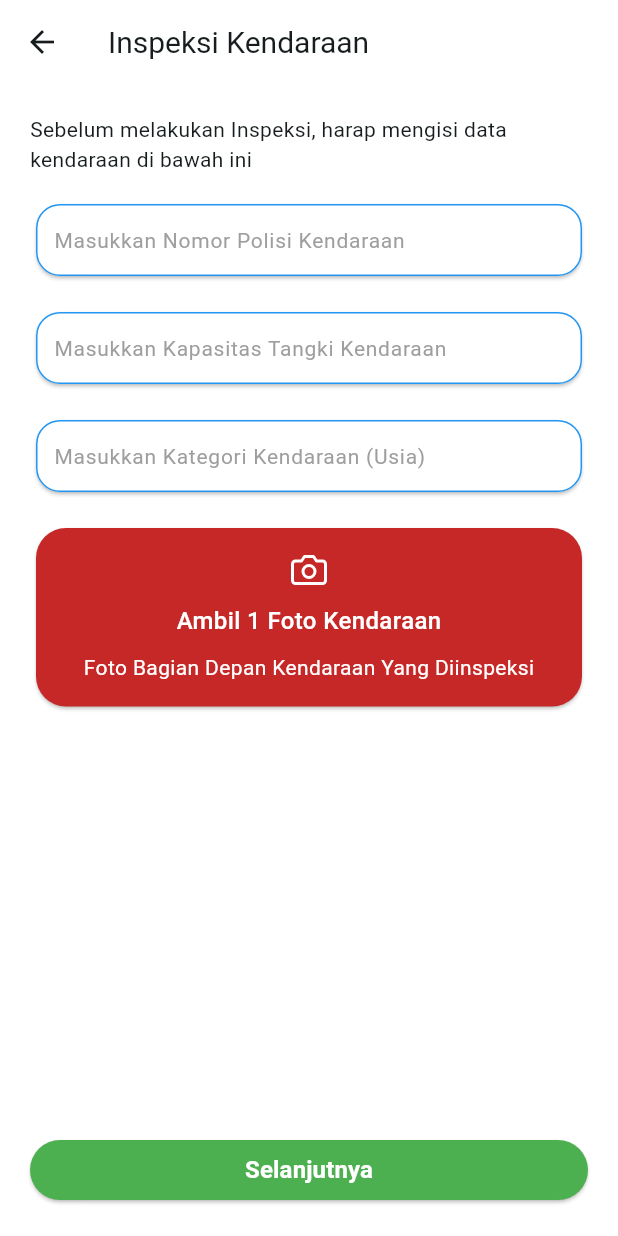
After one commit to Chevyosa/petrosafe_app, a Flutter app: the InspectionContent screen opened directly, on a phone screen of 412 x 824 dp. The commit adds this screen. Run offline on Flutter 3.47's test engine with Material 3 defaults, Android fonts, the phone set to English and light mode, and no system bars; our stand-ins replace flutter_feather_icons.

Commit message:
Created Inspection Page

```diff
--- a/lib/pages/page_main.dart
+++ b/lib/pages/page_main.dart
@@ -1,6 +1,7 @@
 import 'package:flutter/material.dart';
 import 'package:flutter_feather_icons/flutter_feather_icons.dart';
 import 'package:petrosafe_app/widgets/home/content_home.dart';
+import 'package:petrosafe_app/widgets/inspection/content_inspection.dart';
 import 'package:petrosafe_app/widgets/settings/content_settings.dart';
 
 class MainPage extends StatefulWidget {
@@ -13,11 +14,7 @@ class MainPage extends StatefulWidget {
 class _MainPageState extends State<MainPage> {
   int _selectedIndex = 0;
 
-  final List<Widget> _pages = const [
-    HomeContent(),
-    Center(child: Text("Attendance Page")),
-    SettingsContent(),
-  ];
+  final List<Widget> _pages = const [HomeContent(), SettingsContent()];
 
   void _onItemTapped(int index) {
     setState(() => _selectedIndex = index);
@@ -36,7 +33,10 @@ class _MainPageState extends State<MainPage> {
           child: FloatingActionButton(
             backgroundColor: Colors.blue[900],
             shape: const CircleBorder(),
-            onPressed: () => {},
+            onPressed: () => Navigator.push(
+              context,
+              MaterialPageRoute(builder: (context) => InspectionContent()),
+            ),
 
             child: const Icon(
               FeatherIcons.search,
@@ -84,7 +84,7 @@ class _MainPageState extends State<MainPage> {
                 const SizedBox(width: 32),
                 IconButton(
                   iconSize: 28,
-                  onPressed: () => _onItemTapped(2),
+                  onPressed: () => _onItemTapped(1),
                   icon: Icon(
                     FeatherIcons.settings,
                     color: _selectedIndex == 2 ? Colors.blue[900] : Colors.grey,
--- /dev/null
+++ b/lib/widgets/forms/form_inspection.dart
@@ -0,0 +1,28 @@
+import 'package:flutter/material.dart';
+
+class InspectionForm extends StatelessWidget {
+  final String hintText;
+
+  const InspectionForm({super.key, required this.hintText});
+
+  @override
+  Widget build(BuildContext context) {
+    return Card(
+      color: Colors.white,
+      shape: RoundedRectangleBorder(
+        borderRadius: BorderRadiusGeometry.circular(16),
+        side: BorderSide(color: Colors.blue),
+      ),
+      child: Padding(
+        padding: EdgeInsets.symmetric(horizontal: 12),
+        child: TextField(
+          decoration: InputDecoration(
+            border: InputBorder.none,
+            hintText: hintText,
+            hintStyle: TextStyle(color: Colors.grey, fontSize: 14),
+          ),
+        ),
+      ),
+    );
+  }
+}
--- /dev/null
+++ b/lib/widgets/inspection/content_inspection.dart
@@ -0,0 +1,98 @@
+import 'package:flutter/material.dart';
+import 'package:flutter_feather_icons/flutter_feather_icons.dart';
+import 'package:petrosafe_app/widgets/forms/form_inspection.dart';
+
+class InspectionContent extends StatelessWidget {
+  const InspectionContent({super.key});
+
+  @override
+  Widget build(BuildContext context) {
+    const cameraIcon = Icon(FeatherIcons.camera, color: Colors.white);
+
+    return Scaffold(
+      appBar: AppBar(
+        title: Text("Inspeksi Kendaraan", style: TextStyle(fontSize: 20)),
+        backgroundColor: Colors.white,
+      ),
+      backgroundColor: Colors.white,
+      body: SafeArea(
+        child: Padding(
+          padding: EdgeInsets.all(20),
+          child: Column(
+            children: <Widget>[
+              Text(
+                "Sebelum melakukan Inspeksi, harap mengisi data kendaraan di bawah ini",
+              ),
+
+              SizedBox(height: 16),
+
+              InspectionForm(hintText: "Masukkan Nomor Polisi Kendaraan"),
+
+              SizedBox(height: 16),
+
+              InspectionForm(hintText: "Masukkan Kapasitas Tangki Kendaraan"),
+
+              SizedBox(height: 16),
+
+              InspectionForm(hintText: "Masukkan Kategori Kendaraan (Usia)"),
+
+              SizedBox(height: 16),
+
+              SizedBox(
+                width: double.infinity,
+                child: Card(
+                  shape: RoundedRectangleBorder(
+                    borderRadius: BorderRadiusGeometry.circular(20),
+                  ),
+                  color: Colors.red[800],
+                  child: Padding(
+                    padding: EdgeInsets.all(16),
+                    child: Column(
+                      children: <Widget>[
+                        cameraIcon,
+                        SizedBox(height: 10),
+                        Text(
+                          "Ambil 1 Foto Kendaraan",
+                          style: TextStyle(
+                            color: Colors.white,
+                            fontSize: 16,
+                            fontWeight: FontWeight.w500,
+                          ),
+                        ),
+                        SizedBox(height: 10),
+                        Text(
+                          "Foto Bagian Depan Kendaraan Yang Diinspeksi",
+                          style: TextStyle(color: Colors.white),
+                        ),
+                      ],
+                    ),
+                  ),
+                ),
+              ),
+
+              Spacer(),
+
+              SizedBox(
+                width: double.infinity,
+                child: ElevatedButton(
+                  style: ElevatedButton.styleFrom(
+                    backgroundColor: Colors.green,
+                  ),
+                  onPressed: () => {},
+                  child: Text(
+                    "Selanjutnya",
+                    style: TextStyle(
+                      color: Colors.white,
+                      fontSize: 16,
+                      fontWeight: FontWeight.bold,
+                    ),
+                  ),
+                ),
+              ),
+            ],
+          ),
+        ),
+      ),
+    );
+  }
+}
```
